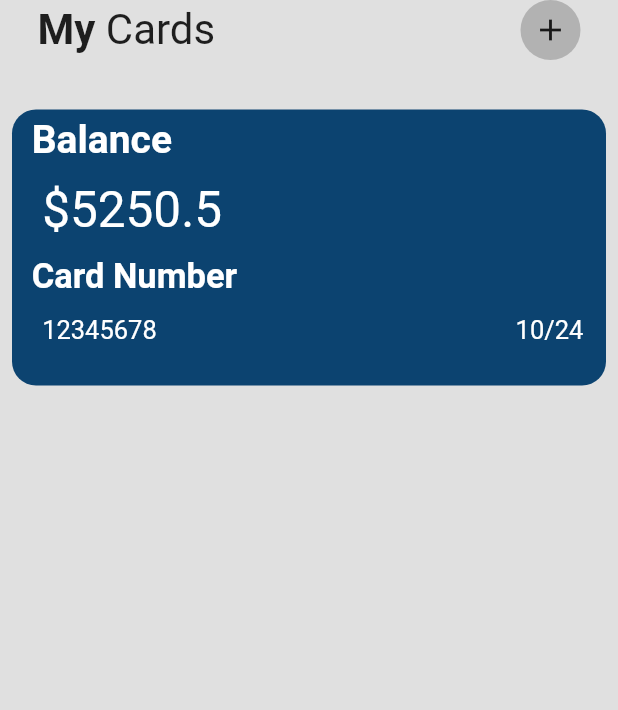
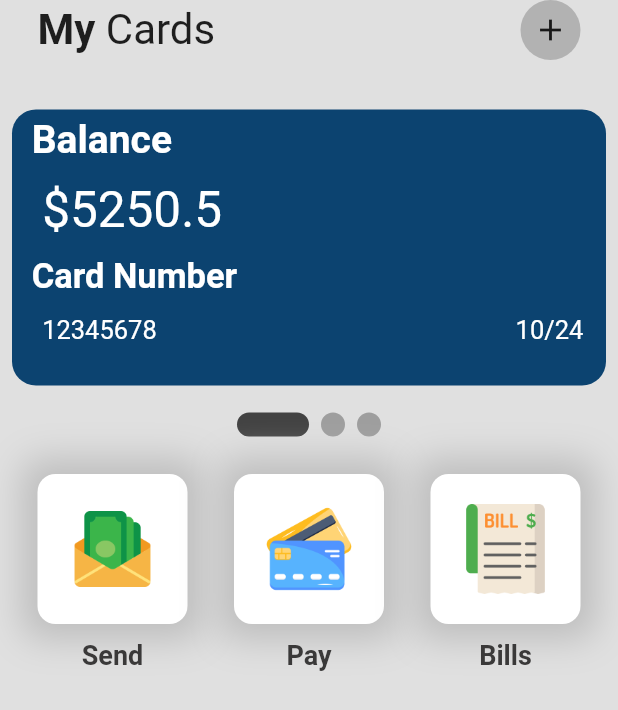
Before and after one commit to Marques960/Wallet-App-UI, a Flutter app: the screen it shows after launch, on a phone screen of 412 x 824 dp. Shown: the top 710 px of the screen. Run offline on Flutter 3.47's test engine with Material 2 defaults, Android fonts, the phone set to English and light mode, and no system bars; drawn by our look-alikes of smooth_page_indicator.

Commit message:
14/11 11:00

```diff
--- a/MoneyMind/lib/pages/home_page.dart
+++ b/MoneyMind/lib/pages/home_page.dart
@@ -1,5 +1,12 @@
+import 'package:app/util/my_button.dart';
 import 'package:app/util/my_card.dart';
+import 'package:flutter/foundation.dart';
 import 'package:flutter/material.dart';
+import 'package:smooth_page_indicator/smooth_page_indicator.dart';
+// ignore_for_file: unnecessary_import
+// ignore_for_file: prefer_const_constructors
+// ignore_for_file: prefer_const_literals_to_create_immutables
+// ignore_for_file: avoid_unnecessary_containers
 
 class HomePage extends StatefulWidget {
   const HomePage({Key? key}) : super(key: key);
@@ -9,6 +16,10 @@ class HomePage extends StatefulWidget {
 }
 
 class _HomePageState extends State<HomePage> {
+
+  //pageControler
+  final _controller = PageController();
+
   @override
   Widget build(BuildContext context) {
     return Scaffold(
@@ -61,6 +72,7 @@ class _HomePageState extends State<HomePage> {
           height: 200,
           child: PageView(
               scrollDirection: Axis.horizontal,
+              controller: _controller,
           children: const [
             // 1º cartão
             MyCard(
@@ -86,15 +98,48 @@ class _HomePageState extends State<HomePage> {
               experyYear: 22,
               color: Color.fromARGB(255, 194, 130, 186),
             ),
-
-
-
           ]),
         ),
+        SizedBox(height: 10,),
+        //3 botões de baixo para mostrar o scrool view
+        SmoothPageIndicator(
+          controller: _controller,
+           count: 3,
+           effect: ExpandingDotsEffect(
+            activeDotColor: Colors.grey.shade800,
+           ),
+          ),
+
+          SizedBox(height: 25,),
+
           //3 buttons -> send + pay + bills
 
+          Padding(
+            padding: const EdgeInsets.symmetric(horizontal: 25.0),
+            child: Row(
+              mainAxisAlignment: MainAxisAlignment.spaceBetween,
+              children: [
+              //send button
+              MyButton(
+                iconImagePath: 'lib/Icons/send-money.png',
+                 buttonText: 'Send',
+                ),
+
+              //pay button
+               MyButton(
+                iconImagePath: 'lib/Icons/credit-card.png',
+                 buttonText: 'Pay',
+                 ),
+
+              //bills button
+               MyButton(
+                iconImagePath: 'lib/Icons/bill.png',
+                 buttonText: 'Bills',
+                 ),
+            ]),
+          ),
+          SizedBox(height: 25,),
           //column -> stats + transactions
-
       ]),
       )
     );
--- /dev/null
+++ b/MoneyMind/lib/util/my_button.dart
@@ -0,0 +1,53 @@
+import 'package:flutter/material.dart';
+// ignore_for_file: prefer_const_constructors
+
+class MyButton extends StatelessWidget {
+
+  //Adicionar variaveis para poder alterar os icons etc dos diferentes botões
+
+  final String iconImagePath;
+  final String buttonText;
+
+  const MyButton({
+    super.key,
+    required this.iconImagePath,
+    required this.buttonText,
+    });
+
+  @override
+  Widget build(BuildContext context) {
+    return Column(
+            children: [
+                Container(
+                  //icon
+                  height: 100,
+                  padding: EdgeInsets.all(20),
+                  decoration: BoxDecoration(
+                  color:Color.fromARGB(255, 255, 255, 255),
+                  borderRadius: BorderRadius.circular(12),
+                  boxShadow: [
+                    BoxShadow(
+                      color: Colors.grey.shade400,
+                      blurRadius: 20,
+                      spreadRadius: 10,
+                    )
+                  ]
+                  ),
+                child: Center(
+                  child: Image.asset(iconImagePath)
+              ),
+            ),
+            SizedBox(height: 10,),
+            //text widget
+            Text(
+              buttonText,
+              style: TextStyle(
+                fontSize: 18,
+                fontWeight: FontWeight.bold,
+                color: const Color.fromARGB(255, 58, 57, 57),
+              ),
+            ),
+            ],
+           );
+  }
+}
--- a/MoneyMind/lib/util/my_card.dart
+++ b/MoneyMind/lib/util/my_card.dart
@@ -85,6 +85,7 @@ class MyCard extends StatelessWidget {
                   ),
 
                   SizedBox( height: 12,),
+                  //numero de cartão
                   //row funciona como um organizar de widegts horizontalmente
                   // assim como o column
                   Row(
@@ -100,7 +101,7 @@ class MyCard extends StatelessWidget {
                           ),
                         ),
                       ),
-                    //numero de cartão
+                    //data em que espira o cartão
                     Container(
                       margin: EdgeInsets.only(right: 15.0),
                       child: Text(
@@ -111,8 +112,6 @@ class MyCard extends StatelessWidget {
                         ),
                       ),
                     ),
-                    //data em que espira o cartão
-
                   ]),
                 ],
               ),
--- a/MoneyMind/pubspec.yaml
+++ b/MoneyMind/pubspec.yaml
@@ -35,6 +35,7 @@ dependencies:
   # The following adds the Cupertino Icons font to your application.
   # Use with the CupertinoIcons class for iOS style icons.
   cupertino_icons: ^1.0.2
+  smooth_page_indicator :
 
 dev_dependencies:
   flutter_test:
```
